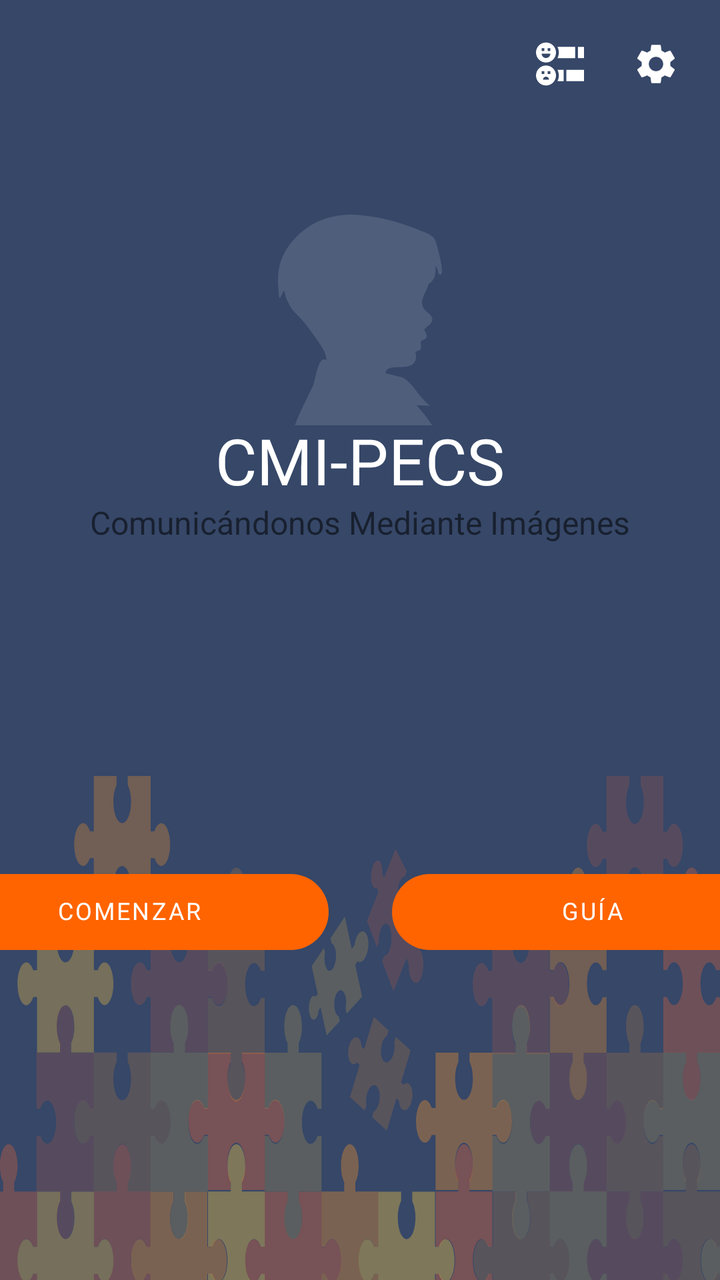
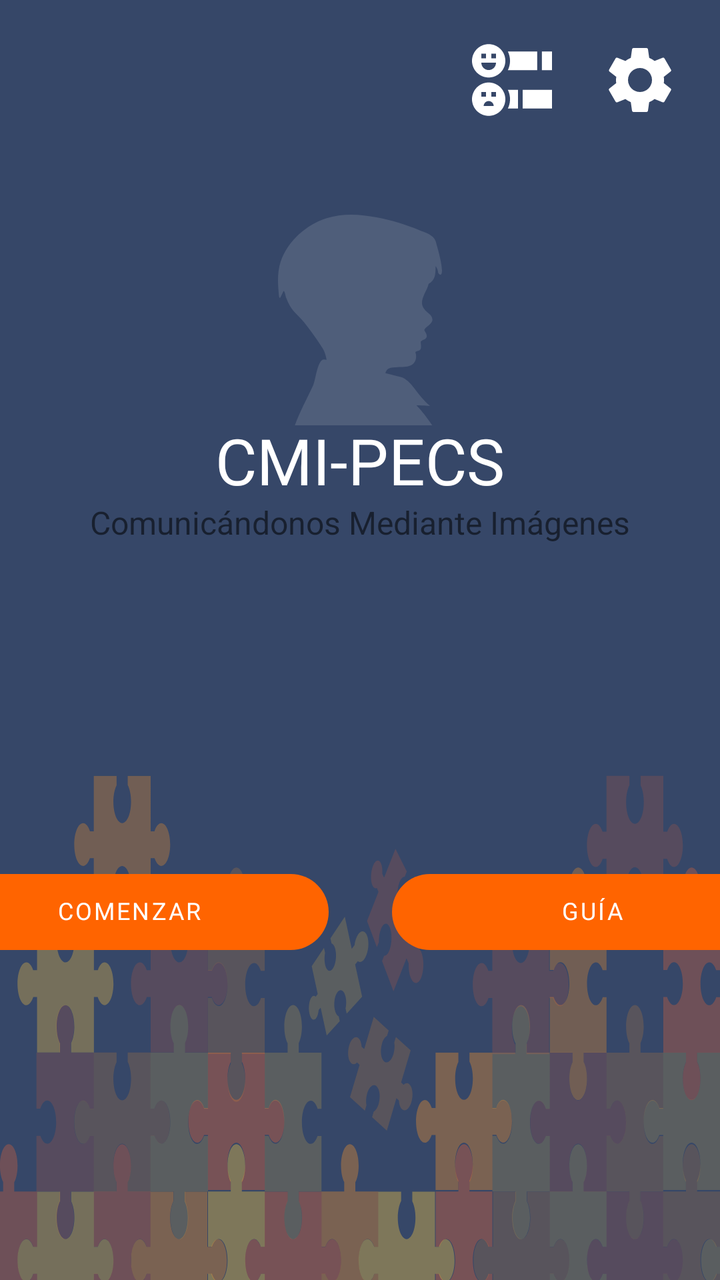

Two renders of the same Android screen: before a commit and after it. Below are the layout's source before the change and the commit's diff.
<!-- AndroidManifest.xml: fallback theme Theme.MaterialComponents.DayNight.NoActionBar -->
<!-- res/layout/fragment_intro.xml -->
<?xml version="1.0" encoding="utf-8"?>
<androidx.constraintlayout.widget.ConstraintLayout xmlns:android="http://schemas.android.com/apk/res/android"
    xmlns:app="http://schemas.android.com/apk/res-auto"
    android:layout_width="match_parent"
    android:layout_height="match_parent"
    android:background="@color/colorPrimary">

    <androidx.appcompat.widget.AppCompatImageView
        android:layout_width="match_parent"
        android:layout_height="0dp"
        android:adjustViewBounds="true"
        android:scaleType="fitXY"
        app:layout_constraintBottom_toBottomOf="parent"
        app:layout_constraintEnd_toEndOf="parent"
        app:layout_constraintStart_toStartOf="parent"
        app:layout_constraintTop_toBottomOf="@id/guideline"
        app:srcCompat="@drawable/ic_puzzle" />

    <androidx.constraintlayout.widget.Guideline
        android:id="@+id/guideline"
        android:layout_width="wrap_content"
        android:layout_height="wrap_content"
        android:orientation="horizontal"
        app:layout_constraintGuide_percent="0.5" />

    <androidx.appcompat.widget.AppCompatImageView
        android:id="@+id/img_intro"
        android:layout_width="@dimen/image_boy_width_size"
        android:layout_height="@dimen/image_boy_height_size"
        android:layout_marginTop="32dp"
        android:layout_marginBottom="32dp"
        app:layout_constraintBottom_toTopOf="@id/guideline"
        app:layout_constraintEnd_toEndOf="parent"
        app:layout_constraintStart_toStartOf="parent"
        app:layout_constraintTop_toTopOf="parent"
        app:srcCompat="@drawable/ic_cmi_boy" />

    <androidx.appcompat.widget.AppCompatImageView
        android:id="@+id/img_survey"
        android:layout_width="@dimen/settings_size"
        android:layout_height="@dimen/settings_size"
        android:layout_marginTop="16dp"
        android:layout_marginEnd="16dp"
        android:padding="4dp"
        app:layout_constraintEnd_toStartOf="@id/img_settings"
        app:layout_constraintTop_toTopOf="parent"
        app:srcCompat="@drawable/ic_survey"
        app:tint="@android:color/white" />

    <androidx.appcompat.widget.AppCompatImageView
        android:id="@+id/img_settings"
        android:layout_width="@dimen/settings_size"
        android:layout_height="@dimen/settings_size"
        android:layout_marginTop="16dp"
        android:layout_marginEnd="16dp"
        android:padding="4dp"
        app:layout_constraintEnd_toEndOf="parent"
        app:layout_constraintTop_toTopOf="parent"
        app:srcCompat="@drawable/ic_settings"
        app:tint="@android:color/white" />

    <com.google.android.material.textview.MaterialTextView
        android:id="@+id/text_short_name"
        style="@style/Widget.Cmi.TextView.Black"
        android:layout_width="wrap_content"
        android:layout_height="wrap_content"
        android:text="@string/text_app_short_name"
        android:textSize="@dimen/text_size_short_name"
        app:layout_constraintBottom_toTopOf="@id/text_long_name"
        app:layout_constraintEnd_toEndOf="parent"
        app:layout_constraintStart_toStartOf="parent"
        app:layout_constraintTop_toBottomOf="@id/img_intro" />

    <com.google.android.material.textview.MaterialTextView
        android:id="@+id/text_long_name"
        android:layout_width="wrap_content"
        android:layout_height="wrap_content"
        android:gravity="center"
        android:text="@string/text_app_long_name"
        android:textSize="@dimen/text_size_large_name"
        app:layout_constraintEnd_toEndOf="parent"
        app:layout_constraintStart_toStartOf="parent"
        app:layout_constraintTop_toBottomOf="@id/text_short_name" />

    <com.google.android.material.button.MaterialButton
        android:id="@+id/btn_start"
        style="@style/Widget.Cmi.Button.Primary"
        android:layout_width="@dimen/button_width_size"
        android:layout_height="wrap_content"
        android:layout_marginEnd="16dp"
        android:text="@string/text_start"
        android:textSize="@dimen/button_text_size"
        app:layout_constraintBottom_toBottomOf="parent"
        app:layout_constraintEnd_toStartOf="@id/btn_guide"
        app:layout_constraintHorizontal_chainStyle="packed"
        app:layout_constraintStart_toStartOf="parent"
        app:layout_constraintTop_toBottomOf="@id/text_long_name" />

    <com.google.android.material.button.MaterialButton
        android:id="@+id/btn_guide"
        style="@style/Widget.Cmi.Button.Primary"
        android:layout_width="@dimen/button_width_size"
        android:layout_height="wrap_content"
        android:layout_marginStart="16dp"
        android:text="@string/text_guide"
        android:textSize="@dimen/button_text_size"
        app:layout_constraintBottom_toBottomOf="parent"
        app:layout_constraintEnd_toEndOf="parent"
        app:layout_constraintHorizontal_chainStyle="packed"
        app:layout_constraintStart_toEndOf="@id/btn_start"
        app:layout_constraintTop_toBottomOf="@id/text_long_name" />

</androidx.constraintlayout.widget.ConstraintLayout>
<!-- resources referenced by this layout -->
<resources>
  <color name="colorPrimary">#FF364768</color>
  <dimen name="button_text_size">12sp</dimen>
  <dimen name="button_width_size">200dp</dimen>
  <dimen name="image_boy_height_size">106dp</dimen>
  <dimen name="image_boy_width_size">82dp</dimen>
  <dimen name="settings_size">32dp</dimen>
  <dimen name="text_size_large_name">16sp</dimen>
  <dimen name="text_size_short_name">32sp</dimen>
  <!-- drawable ic_settings (drawable) -->
  <vector xmlns:android="http://schemas.android.com/apk/res/android"
      android:width="24dp"
      android:height="24dp"
      android:viewportWidth="24"
      android:viewportHeight="24"
      android:tint="@android:color/white">
    <path
        android:fillColor="@android:color/white"
        android:pathData="M19.14,12.94c0.04,-0.3 0.06,-0.61 0.06,-0.94c0,-0.32 -0.02,-0.64 -0.07,-0.94l2.03,-1.58c0.18,-0.14 0.23,-0.41 0.12,-0.61l-1.92,-3.32c-0.12,-0.22 -0.37,-0.29 -0.59,-0.22l-2.39,0.96c-0.5,-0.38 -1.03,-0.7 -1.62,-0.94L14.4,2.81c-0.04,-0.24 -0.24,-0.41 -0.48,-0.41h-3.84c-0.24,0 -0.43,0.17 -0.47,0.41L9.25,5.35C8.66,5.59 8.12,5.92 7.63,6.29L5.24,5.33c-0.22,-0.08 -0.47,0 -0.59,0.22L2.74,8.87C2.62,9.08 2.66,9.34 2.86,9.48l2.03,1.58C4.84,11.36 4.8,11.69 4.8,12s0.02,0.64 0.07,0.94l-2.03,1.58c-0.18,0.14 -0.23,0.41 -0.12,0.61l1.92,3.32c0.12,0.22 0.37,0.29 0.59,0.22l2.39,-0.96c0.5,0.38 1.03,0.7 1.62,0.94l0.36,2.54c0.05,0.24 0.24,0.41 0.48,0.41h3.84c0.24,0 0.44,-0.17 0.47,-0.41l0.36,-2.54c0.59,-0.24 1.13,-0.56 1.62,-0.94l2.39,0.96c0.22,0.08 0.47,0 0.59,-0.22l1.92,-3.32c0.12,-0.22 0.07,-0.47 -0.12,-0.61L19.14,12.94zM12,15.6c-1.98,0 -3.6,-1.62 -3.6,-3.6s1.62,-3.6 3.6,-3.6s3.6,1.62 3.6,3.6S13.98,15.6 12,15.6z"/>
  </vector>
  <!-- drawable ic_survey (drawable) -->
  <vector xmlns:android="http://schemas.android.com/apk/res/android"
      android:width="200dp"
      android:height="200dp"
      android:viewportWidth="511.833"
      android:viewportHeight="511.833">
    <path
        android:fillColor="@android:color/white"
        android:pathData="m447.166,73.417h64.667v119.666h-64.667z"/>
    <path
        android:fillColor="@android:color/white"
        android:pathData="m417.166,73.417h-187.646c8.842,18.082 13.814,38.387 13.814,59.833 0,21.447 -4.971,41.752 -13.813,59.833h187.646v-119.666z"/>
    <path
        android:fillColor="@android:color/white"
        android:pathData="m324.166,318.75h187.667v119.667h-187.667z"/>
    <path
        android:fillColor="@android:color/white"
        android:pathData="m243.333,378.583c0,21.447 -4.972,41.752 -13.814,59.833h64.646v-119.666h-64.645c8.842,18.081 13.813,38.387 13.813,59.833z"/>
    <path
        android:fillColor="@android:color/white"
        android:pathData="m213.333,133.25c0,-58.816 -47.851,-106.667 -106.666,-106.667 -58.816,0 -106.667,47.851 -106.667,106.667s47.851,106.667 106.667,106.667 106.666,-47.851 106.666,-106.667zM59.667,87.583h30v30h-30zM106.666,192.25c-25.916,0 -47,-21.084 -47,-47h94c0.001,25.916 -21.083,47 -47,47zM153.667,117.583h-30v-30h30z"/>
    <path
        android:fillColor="@android:color/white"
        android:pathData="m106.667,271.917c-58.816,0 -106.667,47.85 -106.667,106.666s47.851,106.667 106.667,106.667 106.666,-47.851 106.666,-106.667 -47.85,-106.666 -106.666,-106.666zM59.667,332.916h30v30h-30zM74.667,422.583c0,-17.673 14.327,-32 32,-32s32,14.327 32,32zM153.667,362.916h-30v-30h30z"/>
  </vector>
  <string name="text_app_long_name">Comunicándonos Mediante Imágenes</string>
  <string name="text_app_short_name">CMI-PECS</string>
  <string name="text_guide">Guía</string>
  <string name="text_start">Comenzar</string>
  <style name="Widget.Cmi.Button.Primary">
          <item name="backgroundTint">@color/button_primary_colored</item>
      </style>
  <style name="Widget.Cmi.TextView.Black">
          <item name="android:fontFamily">@font/poppins_black</item>
      </style>
  <!-- unchanged entries left out for length: 2 -->
</resources>

<!-- the commit's change to res/layout/fragment_intro.xml (unified diff, before → after) -->
@@ -91,9 +91,10 @@
         android:text="@string/text_start"
         android:textSize="@dimen/button_text_size"
         app:layout_constraintBottom_toBottomOf="parent"
+        app:layout_constraintStart_toStartOf="parent"
+
         app:layout_constraintEnd_toStartOf="@id/btn_guide"
         app:layout_constraintHorizontal_chainStyle="packed"
-        app:layout_constraintStart_toStartOf="parent"
         app:layout_constraintTop_toBottomOf="@id/text_long_name" />
 
     <com.google.android.material.button.MaterialButton
<!-- resource entries referenced after the edit -->
@@ -5,7 +5,7 @@
   <dimen name="button_width_size">200dp</dimen>
   <dimen name="image_boy_height_size">106dp</dimen>
   <dimen name="image_boy_width_size">82dp</dimen>
-  <dimen name="settings_size">32dp</dimen>
+  <dimen name="settings_size">48dp</dimen>
   <dimen name="text_size_large_name">16sp</dimen>
   <dimen name="text_size_short_name">32sp</dimen>
   <!-- drawable ic_settings (drawable) -->
